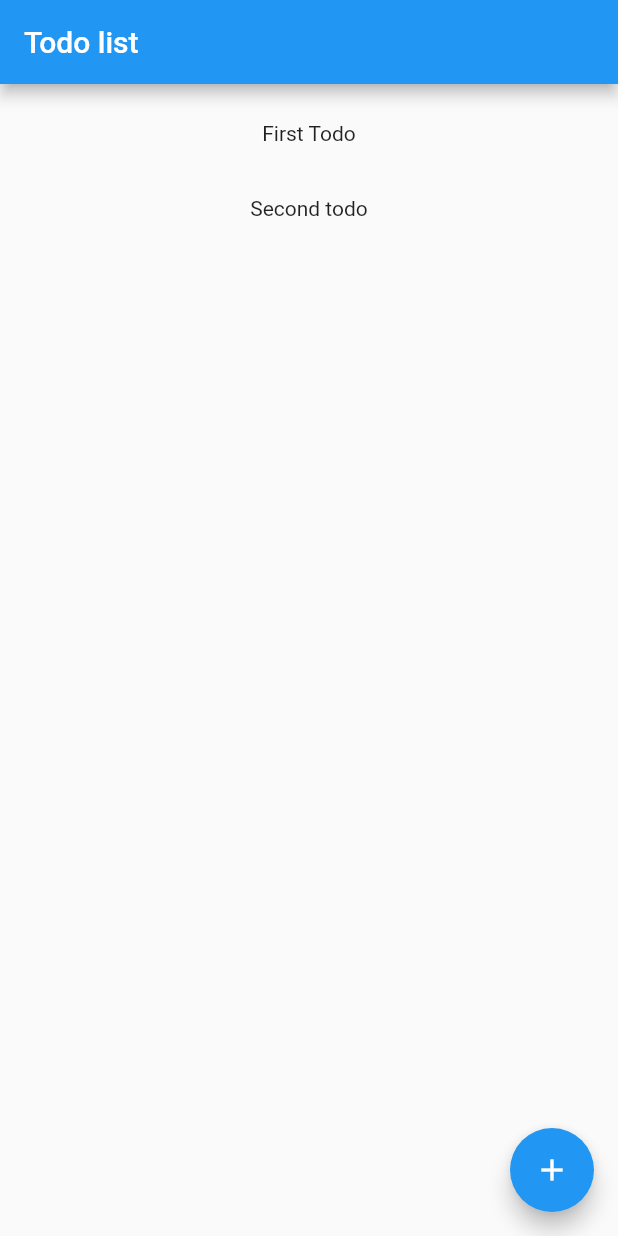
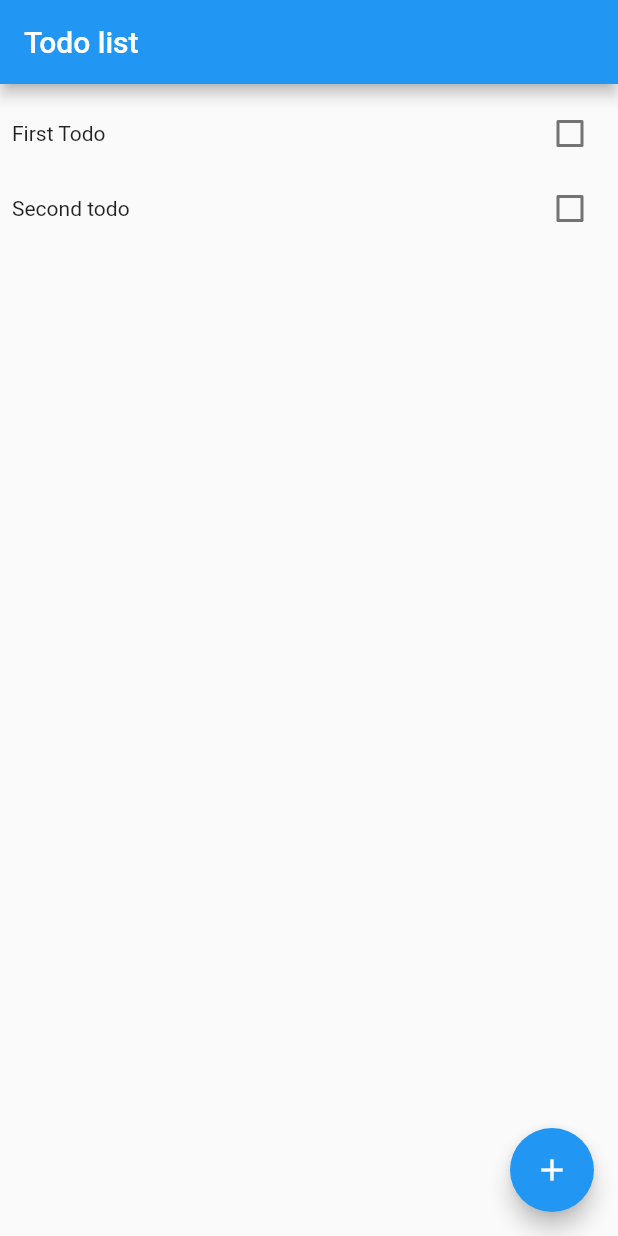
Before and after one commit to mrwdlr-zz/todo-flutter, a Flutter app: the screen it shows after launch, on a phone screen of 412 x 824 dp. Run offline on Flutter 3.47's test engine with Material 2 defaults, Android fonts, the phone set to English and light mode, and no system bars.

Commit message:
Add checkbox to mark todos as done

```diff
--- a/todo_app/lib/screens/todo_screen.dart
+++ b/todo_app/lib/screens/todo_screen.dart
@@ -28,7 +28,16 @@ class TodoList extends StatelessWidget {
             itemBuilder: (BuildContext context, int index) {
               return Container(
                 height: 50,
-                child: Center(child: Text(todoModel.todos[index].title)),
+                child: Row(
+                    mainAxisAlignment: MainAxisAlignment.spaceBetween,
+                    children: [
+                      Text(todoModel.todos[index].title),
+                      Checkbox(
+                        value: todoModel.todos[index].isDone,
+                        onChanged: (bool newValue) =>
+                            {todoModel.toggleDone(todoModel.todos[index].id)},
+                      )
+                    ]),
               );
             }));
   }
--- a/todo_app/lib/state/todo_model.dart
+++ b/todo_app/lib/state/todo_model.dart
@@ -17,9 +17,9 @@ class TodoModel extends ChangeNotifier {
     notifyListeners();
   }
 
-  void setDone(int id) {
+  void toggleDone(int id) {
     var index = _todos.indexWhere((element) => element.id == id);
-    _todos[index].isDone = true;
+    _todos[index].isDone = !_todos[index].isDone;
     notifyListeners();
   }
 
```
